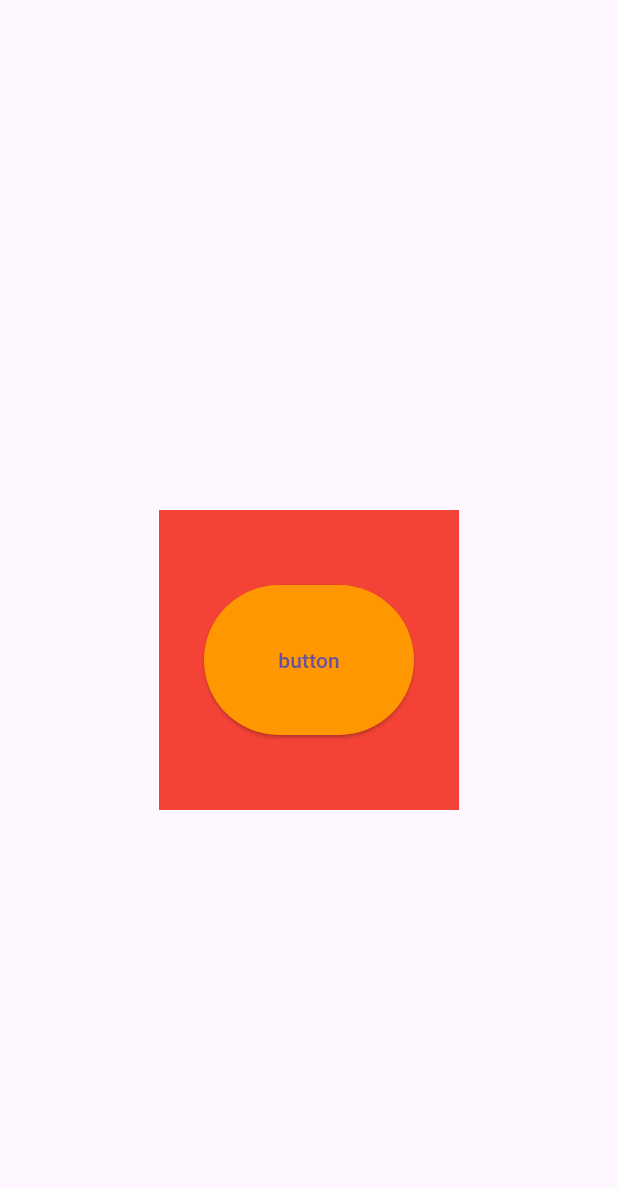
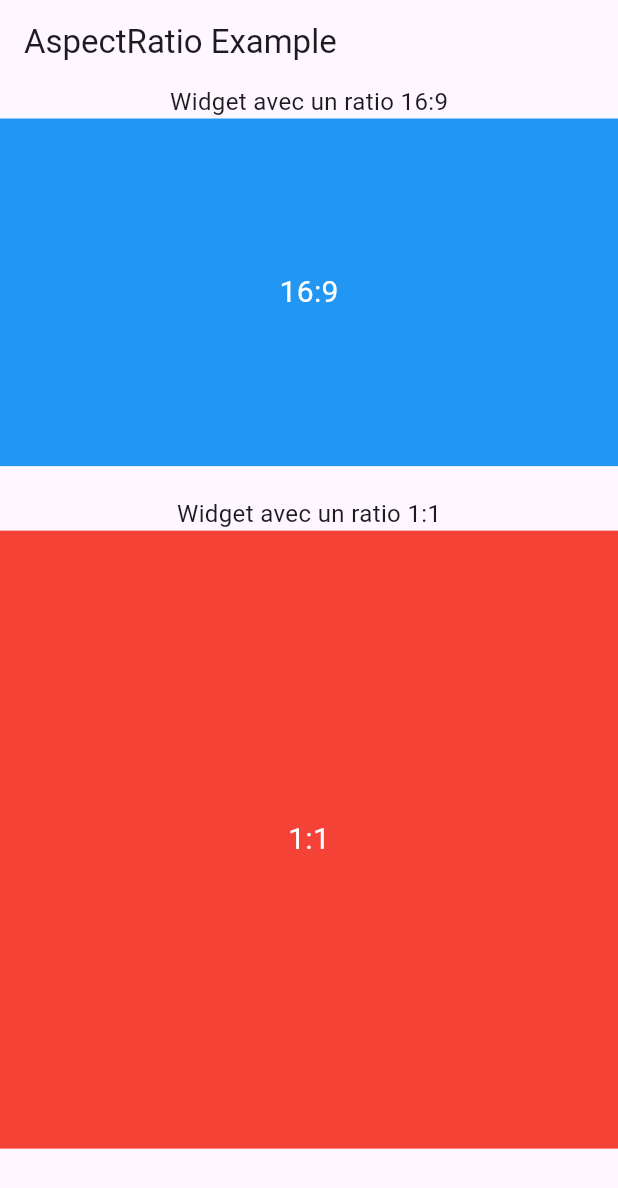
Before and after one commit to LINDEX171/skills, a Flutter app: the screen it shows after launch, on a phone screen of 412 x 824 dp. Shown: the top 1188 px of the screen. Run offline on Flutter 3.47's test engine with Material 3 defaults, Android fonts, the phone set to English and light mode, and no system bars; our stand-ins replace smooth_page_indicator.

Commit message:
aspectratio

```diff
--- /dev/null
+++ b/lib/aspectratio_page.dart
@@ -0,0 +1,49 @@
+import 'package:flutter/material.dart';
+
+class AspectratioPage extends StatefulWidget {
+  const AspectratioPage({super.key});
+
+  @override
+  State<AspectratioPage> createState() => _AspectratioPageState();
+}
+
+class _AspectratioPageState extends State<AspectratioPage> {
+  @override
+  Widget build(BuildContext context) {
+    return Scaffold(
+      appBar: AppBar(title: Text('AspectRatio Example')),
+      body: Column(
+        children: [
+          Text('Widget avec un ratio 16:9', style: TextStyle(fontSize: 16)),
+          AspectRatio(
+            aspectRatio:
+                16 / 9, // 16 unités de largeur pour 9 unités de hauteur
+            child: Container(
+              color: Colors.blue,
+              child: Center(
+                child: Text(
+                  '16:9',
+                  style: TextStyle(color: Colors.white, fontSize: 20),
+                ),
+              ),
+            ),
+          ),
+          SizedBox(height: 20),
+          Text('Widget avec un ratio 1:1', style: TextStyle(fontSize: 16)),
+          AspectRatio(
+            aspectRatio: 1 / 1, // Carré
+            child: Container(
+              color: Colors.red,
+              child: Center(
+                child: Text(
+                  '1:1',
+                  style: TextStyle(color: Colors.white, fontSize: 20),
+                ),
+              ),
+            ),
+          ),
+        ],
+      ),
+    );
+  }
+}
--- a/lib/main.dart
+++ b/lib/main.dart
@@ -1,4 +1,5 @@
 import 'package:flutter/material.dart';
+import 'package:skills/aspectratio_page.dart';
 import 'package:skills/card_page.dart';
 import 'package:skills/fractionally_page.dart';
 import 'package:skills/griedview_page.dart';
@@ -42,7 +43,7 @@ class _MyAppState extends State<MyApp> {
   @override
   Widget build(BuildContext context) {
     return MaterialApp(
-      home: FractionallyPage(),
+      home: AspectratioPage(),
     );
   }
 }
```
